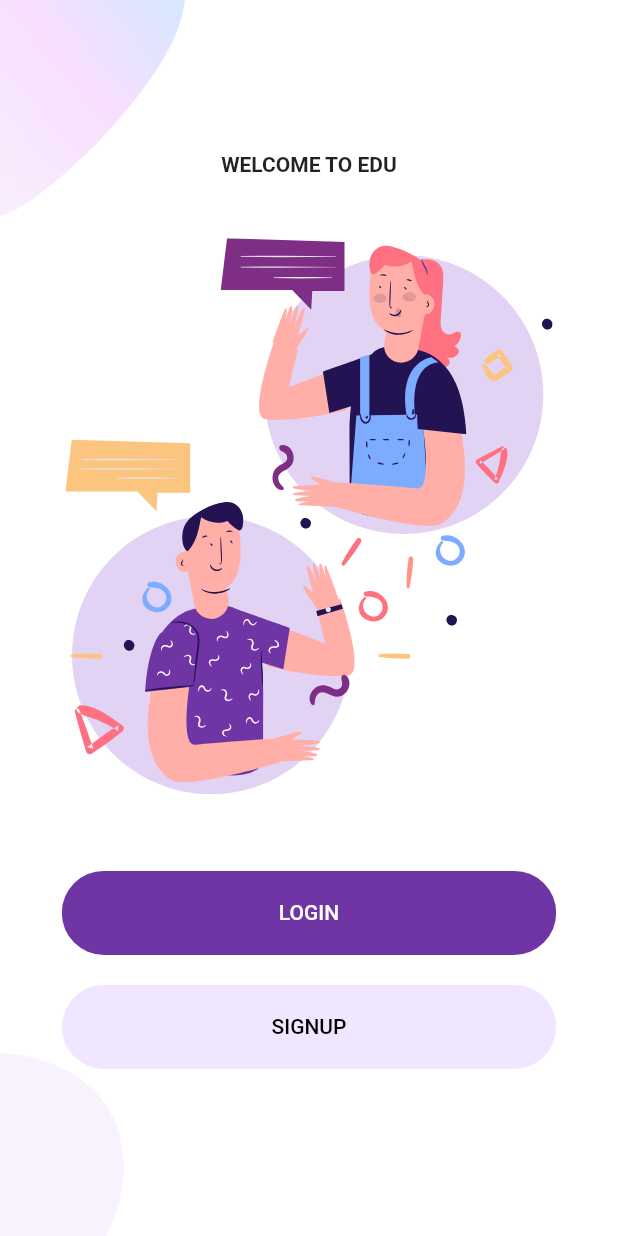
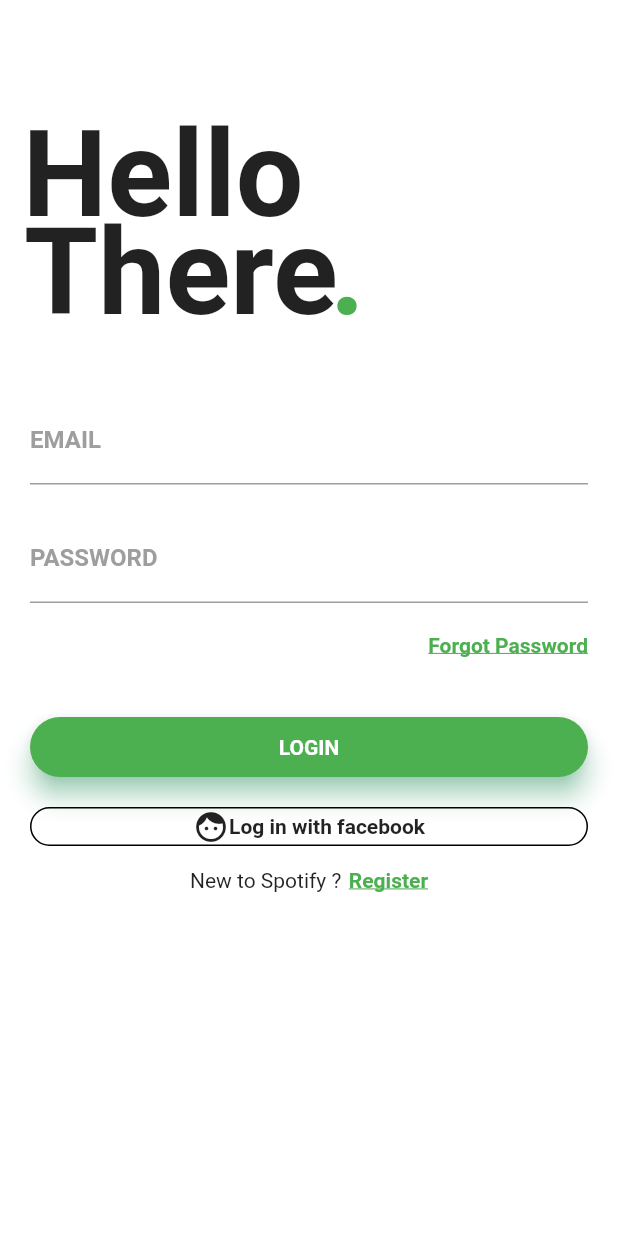
Before and after one commit to andrericardoweb/login_page_flutter, a Flutter app: the screen it shows after launch, on a phone screen of 412 x 824 dp. Run offline on Flutter 3.47's test engine with Material 2 defaults, Android fonts, the phone set to English and light mode, and no system bars; our stand-ins replace flutter_svg.

Commit message:
create p002

```diff
--- a/lib/main.dart
+++ b/lib/main.dart
@@ -1,6 +1,8 @@
 import 'package:flutter/material.dart';
 import 'package:login_page/pages/P001/constants.dart';
-import 'package:login_page/pages.dart';
+import 'package:login_page/pages/P002/home.dart';
+
+//import 'package:login_page/pages.dart';
 
 void main() {
   runApp(MyApp());
@@ -17,7 +19,7 @@ class MyApp extends StatelessWidget {
         primaryColor: kPrimaryColor,
         scaffoldBackgroundColor: Colors.white,
       ),
-      home: WelcomeScreen(),
+      home: Home(),
     );
   }
 }
--- /dev/null
+++ b/lib/pages/P002/home.dart
@@ -0,0 +1,172 @@
+import 'package:flutter/material.dart';
+
+class Home extends StatelessWidget {
+  @override
+  Widget build(BuildContext context) {
+    return Scaffold(
+      resizeToAvoidBottomPadding: false,
+      body: Column(
+        crossAxisAlignment: CrossAxisAlignment.start,
+        children: <Widget>[
+          Container(
+            child: Stack(
+              children: <Widget>[
+                Container(
+                  padding: EdgeInsets.fromLTRB(15, 70, 0, 0),
+                  child: Text(
+                    "Hello",
+                    style: TextStyle(
+                      fontSize: 80,
+                      fontWeight: FontWeight.bold,
+                    ),
+                  ),
+                ),
+                Container(
+                  padding: EdgeInsets.fromLTRB(16, 135, 0, 0),
+                  child: Text(
+                    "There",
+                    style: TextStyle(
+                      fontSize: 80,
+                      fontWeight: FontWeight.bold,
+                    ),
+                  ),
+                ),
+                Container(
+                  padding: EdgeInsets.fromLTRB(220, 135, 0, 0),
+                  child: Text(
+                    ".",
+                    style: TextStyle(
+                      fontSize: 80,
+                      fontWeight: FontWeight.bold,
+                      color: Colors.green,
+                    ),
+                  ),
+                ),
+              ],
+            ),
+          ),
+          Container(
+            padding: EdgeInsets.only(top: 35, left: 20, right: 20),
+            child: Column(
+              children: <Widget>[
+                TextField(
+                  decoration: InputDecoration(
+                    labelText: "EMAIL",
+                    labelStyle: TextStyle(
+                      fontWeight: FontWeight.bold,
+                      color: Colors.grey,
+                    ),
+                    focusedBorder: UnderlineInputBorder(
+                      borderSide: BorderSide(color: Colors.green),
+                    ),
+                  ),
+                ),
+                SizedBox(height: 20),
+                TextField(
+                  decoration: InputDecoration(
+                    labelText: "PASSWORD",
+                    labelStyle: TextStyle(
+                      fontWeight: FontWeight.bold,
+                      color: Colors.grey,
+                    ),
+                    focusedBorder: UnderlineInputBorder(
+                      borderSide: BorderSide(color: Colors.green),
+                    ),
+                  ),
+                  obscureText: true,
+                ),
+                SizedBox(height: 5),
+                Container(
+                  alignment: Alignment(1, 0),
+                  padding: EdgeInsets.only(top: 15, left: 20),
+                  child: InkWell(
+                    child: Text(
+                      "Forgot Password",
+                      style: TextStyle(
+                        color: Colors.green,
+                        fontWeight: FontWeight.bold,
+                        decoration: TextDecoration.underline,
+                      ),
+                    ),
+                  ),
+                ),
+                SizedBox(height: 40),
+                Container(
+                  height: 40,
+                  child: Material(
+                    borderRadius: BorderRadius.circular(20),
+                    shadowColor: Colors.greenAccent,
+                    color: Colors.green,
+                    elevation: 7,
+                    child: GestureDetector(
+                      onTap: () {},
+                      child: Center(
+                        child: Text(
+                          "LOGIN",
+                          style: TextStyle(
+                            color: Colors.white,
+                            fontWeight: FontWeight.bold,
+                          ),
+                        ),
+                      ),
+                    ),
+                  ),
+                ),
+                SizedBox(height: 20),
+                Container(
+                  decoration: BoxDecoration(
+                    border: Border.all(
+                      color: Colors.black,
+                      style: BorderStyle.solid,
+                      width: 1.0,
+                    ),
+                    color: Colors.transparent,
+                    borderRadius: BorderRadius.circular(20),
+                  ),
+                  child: Row(
+                    mainAxisAlignment: MainAxisAlignment.center,
+                    children: <Widget>[
+                      Center(
+                        child: Icon(
+                          Icons.face,
+                        ),
+                      ),
+                      SizedBox(height: 10),
+                      Center(
+                        child: Text(
+                          "Log in with facebook",
+                          style: TextStyle(
+                            fontWeight: FontWeight.bold,
+                          ),
+                        ),
+                      ),
+                    ],
+                  ),
+                ),
+              ],
+            ),
+          ),
+          SizedBox(height: 15),
+          Row(
+            mainAxisAlignment: MainAxisAlignment.center,
+            children: <Widget>[
+              Text("New to Spotify ?"),
+              SizedBox(width: 5),
+              InkWell(
+                onTap: () {},
+                child: Text(
+                  "Register",
+                  style: TextStyle(
+                    color: Colors.green,
+                    fontWeight: FontWeight.bold,
+                    decoration: TextDecoration.underline,
+                  ),
+                ),
+              ),
+            ],
+          ),
+        ],
+      ),
+    );
+  }
+}
```
Also changed, not shown: layouts_reference/p002.webp (added).
